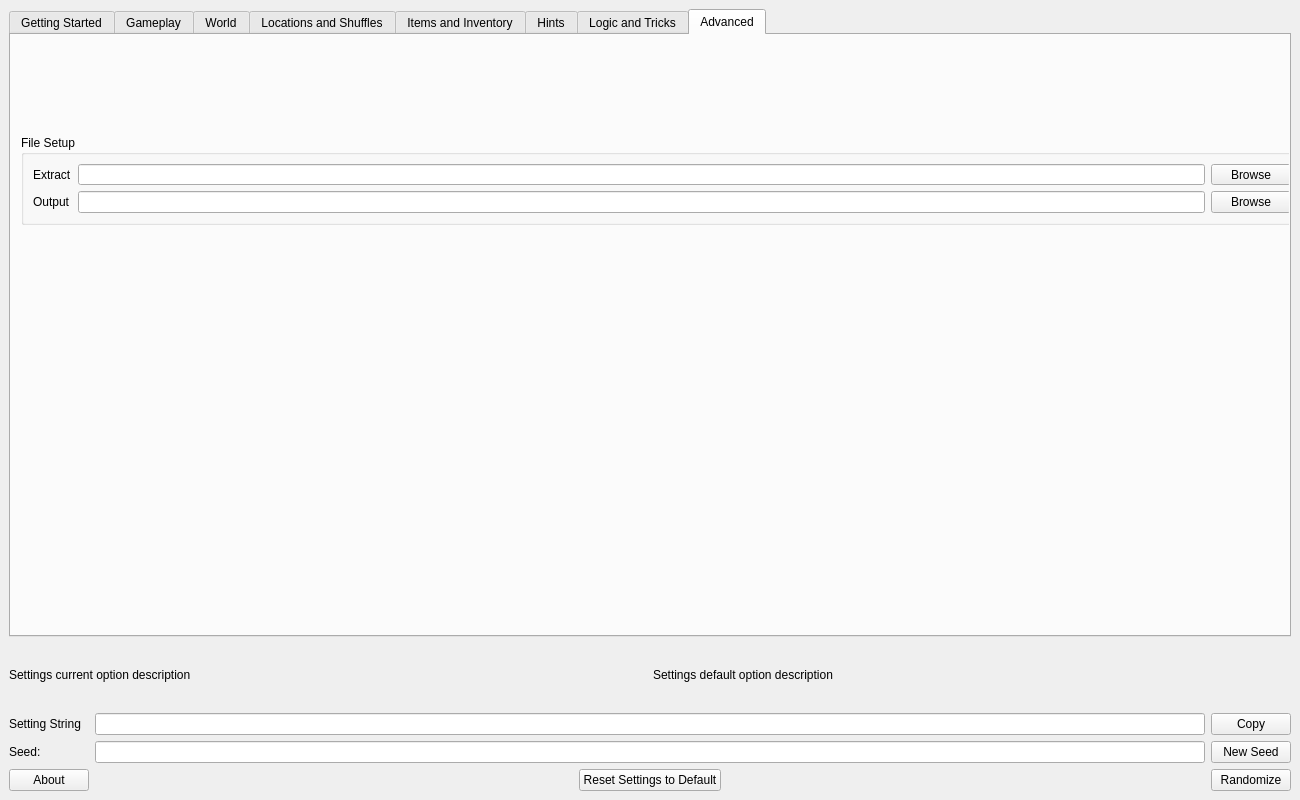
This is gui/ui/main.ui in mint-choc-chip-skyblade/sshd-rando as Qt 5 draws it before an edit. The edited form follows.
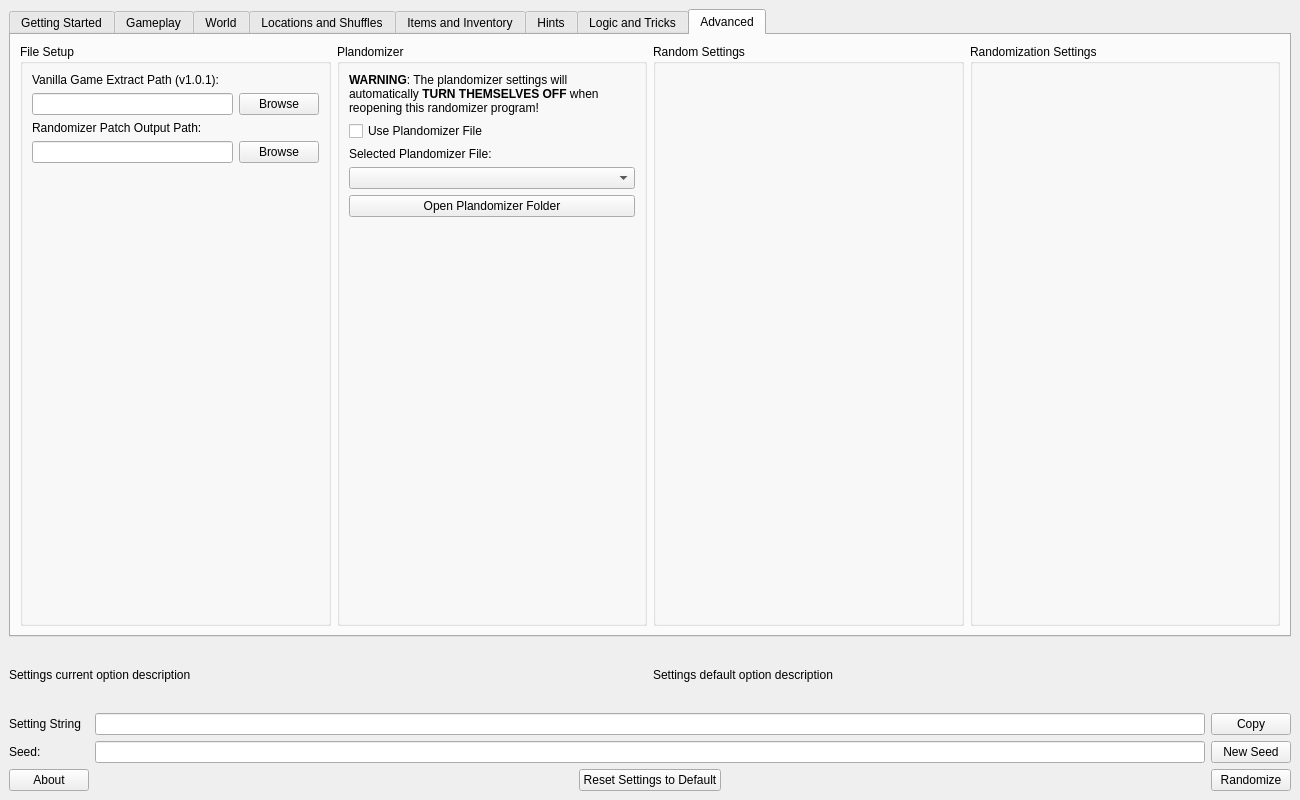
This is the edited form. The open tabs and pages were chosen to show the change.

Commit message: Add plandomizer control to the gui

```diff
--- a/gui/ui/main.ui
+++ b/gui/ui/main.ui
@@ -2622,19 +2622,22 @@
        <attribute name="title">
         <string>Advanced</string>
        </attribute>
+       <layout class="QHBoxLayout" name="horizontalLayout_4">
+        <item>
        <widget class="QGroupBox" name="file_setup_group_box">
-        <property name="geometry">
-         <rect>
-          <x>10</x>
-          <y>100</y>
-          <width>1282</width>
-          <height>90</height>
-         </rect>
+          <property name="sizePolicy">
+           <sizepolicy hsizetype="Expanding" vsizetype="Preferred">
+            <horstretch>0</horstretch>
+            <verstretch>0</verstretch>
+           </sizepolicy>
         </property>
         <property name="title">
          <string>File Setup</string>
         </property>
         <layout class="QGridLayout" name="gridLayout">
+           <item row="4" column="0">
+            <widget class="QLineEdit" name="output_line_edit"/>
+           </item>
          <item row="1" column="0">
           <widget class="QLabel" name="extract_label">
            <property name="sizePolicy">
@@ -2644,11 +2647,31 @@
             </sizepolicy>
            </property>
            <property name="text">
-            <string>Extract</string>
+              <string>Vanilla Game Extract Path (v1.0.1):</string>
            </property>
           </widget>
          </item>
-         <item row="1" column="2">
+           <item row="4" column="2">
+            <widget class="QPushButton" name="output_button">
+             <property name="text">
+              <string>Browse</string>
+             </property>
+            </widget>
+           </item>
+           <item row="3" column="0">
+            <widget class="QLabel" name="output_label">
+             <property name="sizePolicy">
+              <sizepolicy hsizetype="Preferred" vsizetype="Preferred">
+               <horstretch>0</horstretch>
+               <verstretch>0</verstretch>
+              </sizepolicy>
+             </property>
+             <property name="text">
+              <string>Randomizer Patch Output Path:</string>
+             </property>
+            </widget>
+           </item>
+           <item row="2" column="0">
           <widget class="QLineEdit" name="extract_line_edit">
            <property name="sizePolicy">
             <sizepolicy hsizetype="Expanding" vsizetype="Fixed">
@@ -2658,38 +2681,137 @@
            </property>
           </widget>
          </item>
-         <item row="1" column="3">
-          <widget class="QPushButton" name="extract_button">
-           <property name="text">
-            <string>Browse</string>
-           </property>
-          </widget>
-         </item>
          <item row="2" column="2">
-          <widget class="QLineEdit" name="output_line_edit"/>
-         </item>
-         <item row="2" column="0">
-          <widget class="QLabel" name="output_label">
-           <property name="sizePolicy">
-            <sizepolicy hsizetype="Preferred" vsizetype="Preferred">
-             <horstretch>0</horstretch>
-             <verstretch>0</verstretch>
-            </sizepolicy>
-           </property>
-           <property name="text">
-            <string>Output</string>
-           </property>
-          </widget>
-         </item>
-         <item row="2" column="3">
-          <widget class="QPushButton" name="output_button">
+            <widget class="QPushButton" name="extract_button">
            <property name="text">
             <string>Browse</string>
            </property>
           </widget>
          </item>
-        </layout>
-       </widget>
+           <item row="5" column="0">
+            <spacer name="verticalSpacer_3">
+             <property name="orientation">
+              <enum>Qt::Vertical</enum>
+             </property>
+             <property name="sizeHint" stdset="0">
+              <size>
+               <width>20</width>
+               <height>40</height>
+              </size>
+             </property>
+            </spacer>
+           </item>
+          </layout>
+         </widget>
+        </item>
+        <item>
+         <widget class="QGroupBox" name="plandomizer_group_box">
+          <property name="sizePolicy">
+           <sizepolicy hsizetype="Expanding" vsizetype="Preferred">
+            <horstretch>0</horstretch>
+            <verstretch>0</verstretch>
+           </sizepolicy>
+          </property>
+          <property name="title">
+           <string>Plandomizer</string>
+          </property>
+          <layout class="QVBoxLayout" name="verticalLayout_30">
+           <item>
+            <widget class="QLabel" name="plandomizer_warning_label">
+             <property name="text">
+              <string>&lt;html&gt;&lt;head/&gt;&lt;body&gt;&lt;p&gt;&lt;span style=&quot; font-weight:700;&quot;&gt;WARNING&lt;/span&gt;: The plandomizer settings will automatically &lt;span style=&quot; font-weight:700;&quot;&gt;TURN THEMSELVES OFF&lt;/span&gt; when reopening this randomizer program!&lt;/p&gt;&lt;/body&gt;&lt;/html&gt;</string>
+             </property>
+             <property name="textFormat">
+              <enum>Qt::RichText</enum>
+             </property>
+             <property name="wordWrap">
+              <bool>true</bool>
+             </property>
+             <property name="openExternalLinks">
+              <bool>true</bool>
+             </property>
+             <property name="textInteractionFlags">
+              <set>Qt::LinksAccessibleByKeyboard|Qt::LinksAccessibleByMouse</set>
+             </property>
+            </widget>
+           </item>
+           <item>
+            <widget class="QCheckBox" name="config_use_plandomizer">
+             <property name="text">
+              <string>Use Plandomizer File</string>
+             </property>
+            </widget>
+           </item>
+           <item>
+            <widget class="QLabel" name="selected_plandomizer_file_label">
+             <property name="text">
+              <string>Selected Plandomizer File:</string>
+             </property>
+            </widget>
+           </item>
+           <item>
+            <widget class="QComboBox" name="selected_plandomizer_file_combo_box">
+             <property name="sizePolicy">
+              <sizepolicy hsizetype="Expanding" vsizetype="Fixed">
+               <horstretch>0</horstretch>
+               <verstretch>0</verstretch>
+              </sizepolicy>
+             </property>
+             <property name="sizeAdjustPolicy">
+              <enum>QComboBox::AdjustToContents</enum>
+             </property>
+            </widget>
+           </item>
+           <item>
+            <widget class="QPushButton" name="open_plandomizer_folder_button">
+             <property name="text">
+              <string>Open Plandomizer Folder</string>
+             </property>
+            </widget>
+           </item>
+           <item>
+            <spacer name="plandomizer_vspacer">
+             <property name="orientation">
+              <enum>Qt::Vertical</enum>
+             </property>
+             <property name="sizeHint" stdset="0">
+              <size>
+               <width>20</width>
+               <height>369</height>
+              </size>
+             </property>
+            </spacer>
+           </item>
+          </layout>
+         </widget>
+        </item>
+        <item>
+         <widget class="QGroupBox" name="random_settings_group_box">
+          <property name="sizePolicy">
+           <sizepolicy hsizetype="Expanding" vsizetype="Preferred">
+            <horstretch>0</horstretch>
+            <verstretch>0</verstretch>
+           </sizepolicy>
+          </property>
+          <property name="title">
+           <string>Random Settings</string>
+          </property>
+         </widget>
+        </item>
+        <item>
+         <widget class="QGroupBox" name="randomization_settings_group_box">
+          <property name="sizePolicy">
+           <sizepolicy hsizetype="Expanding" vsizetype="Preferred">
+            <horstretch>0</horstretch>
+            <verstretch>0</verstretch>
+           </sizepolicy>
+          </property>
+          <property name="title">
+           <string>Randomization Settings</string>
+          </property>
+         </widget>
+        </item>
+       </layout>
       </widget>
      </widget>
     </item>
```
Left out of the diff: 2 changed lines with no effect on the pictures. Lines whose indentation alone changed are shown as unchanged. The commit also changes 13 other files.
